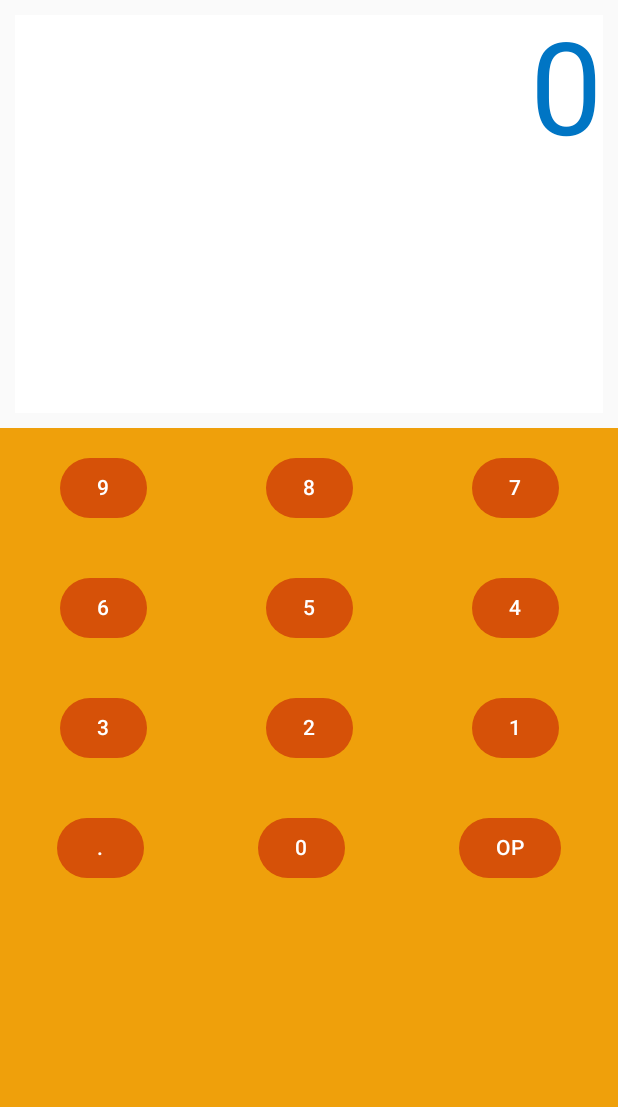
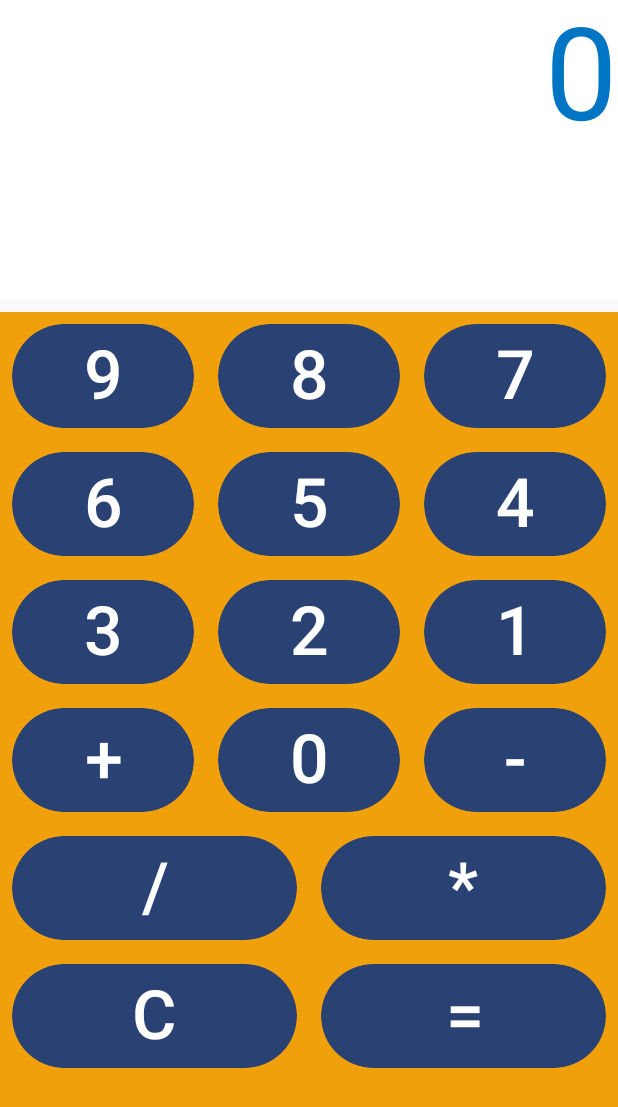
Before and after one commit to jessesmond3/Calculadora, an Android app built with Jetpack Compose: the screen it shows after launch (MainActivity), on a phone screen of 412 x 824 dp. Shown: the top 1107 px of the screen. Run offline under Robolectric (Android 15) with nearby library versions, the phone set to English and light mode, and no system bars.

Commit message:
[AGREGAR] los cambios

```diff
--- a/app/src/main/java/com/example/myapplication/MainActivity.kt
+++ b/app/src/main/java/com/example/myapplication/MainActivity.kt
@@ -5,88 +5,71 @@ import android.util.Log
 import androidx.activity.ComponentActivity
 import androidx.activity.compose.setContent
 import androidx.activity.enableEdgeToEdge
-import androidx.compose.foundation.Image
 import androidx.compose.foundation.background
-import androidx.compose.foundation.gestures.snapping.rememberSnapFlingBehavior
-import androidx.compose.foundation.layout.Arrangement
-import androidx.compose.foundation.layout.Column
-import androidx.compose.foundation.layout.Row
-import androidx.compose.foundation.layout.fillMaxHeight
-import androidx.compose.foundation.layout.fillMaxSize
-import androidx.compose.foundation.layout.fillMaxWidth
-import androidx.compose.foundation.layout.height
-import androidx.compose.foundation.layout.padding
-import androidx.compose.foundation.layout.size
-import androidx.compose.foundation.layout.width
+import androidx.compose.foundation.layout.*
+import androidx.compose.foundation.shape.CircleShape
 import androidx.compose.material3.Button
-import androidx.compose.material3.ButtonDefaults
-import androidx.compose.material3.Scaffold
 import androidx.compose.material3.Text
-import androidx.compose.runtime.Composable
-import androidx.compose.runtime.mutableStateOf
-import androidx.compose.runtime.remember
+import androidx.compose.runtime.*
 import androidx.compose.ui.Alignment
 import androidx.compose.ui.Modifier
-import androidx.compose.ui.focus.focusModifier
+import androidx.compose.ui.draw.clip
 import androidx.compose.ui.graphics.Color
-import androidx.compose.ui.graphics.painter.Painter
-import androidx.compose.ui.res.painterResource
 import androidx.compose.ui.text.style.TextAlign
 import androidx.compose.ui.tooling.preview.Preview
 import androidx.compose.ui.unit.dp
 import androidx.compose.ui.unit.sp
 import com.example.myapplication.ui.theme.MyApplicationTheme
-import com.example.myapplication.ui.theme.color_boton
 import com.example.myapplication.ui.theme.color_letra
 import com.example.myapplication.ui.theme.fondo_teclado
-import com.example.myapplication.ui.theme.fondo_teclado
-import javax.sql.RowSetWriter
 
 data class BotonModelo(
     val id: String,
     var numero: String,
     var operacion_aritmetica: OperacionesAritmeticas = OperacionesAritmeticas.Ninguna,
     var operacion_a_mostrar: String = ""
-) {}
+)
 
-enum class EstadosCalculadora{
+enum class EstadosCalculadora {
     CuandoEstaEnCero,
     AgregandoNumeros,
     SeleccionadoOperacion,
     MostrandoResultado
 }
 
-enum class OperacionesAritmeticas{
-    Ninguna, // Esta es la opcion por default y sirve para hacer nada
-    Suma,
-    Resta,
-    Multiplicacion,
-    Division,
-    Resultado
+enum class OperacionesAritmeticas {
+    Ninguna, Suma, Resta, Multiplicacion, Division, Resultado
 }
 
-var hileras_de_botones_a_dibujar = arrayOf(
-    arrayOf(
-        BotonModelo("boton_9", "9", OperacionesAritmeticas.Multiplicacion, "*"),
+var hileras_de_botones_a_dibujar = listOf(
+    listOf(
+        BotonModelo("boton_9", "9"),
         BotonModelo("boton_8", "8"),
-        BotonModelo("boton_7", "7", OperacionesAritmeticas.Division, "/"),
+        BotonModelo("boton_7", "7", OperacionesAritmeticas.Division, "/")
     ),
-    arrayOf(
+    listOf(
         BotonModelo("boton_6", "6"),
-        BotonModelo("boton_5", "5", OperacionesAritmeticas.Resultado, "="),
-        BotonModelo("boton_4", "4"),
+        BotonModelo("boton_5", "5"),
+        BotonModelo("boton_4", "4")
     ),
-    arrayOf(
-        BotonModelo("boton_3", "3", OperacionesAritmeticas.Suma, "+"),
+    listOf(
+        BotonModelo("boton_3", "3"),
         BotonModelo("boton_2", "2"),
-        BotonModelo("boton_1", "1", OperacionesAritmeticas.Resta, "-"),
+        BotonModelo("boton_1", "1")
     ),
-    arrayOf(
-        BotonModelo("boton_punto", "."),
-        BotonModelo("boton_0", "0"),
-        BotonModelo("boton_operacion", "OP"),
+    listOf(
+        BotonModelo("boton_+", "+", OperacionesAritmeticas.Suma, "+"),
+        BotonModelo("boton_-", "0", OperacionesAritmeticas.Resta, "*"),
+        BotonModelo("boton_=", "-", OperacionesAritmeticas.Multiplicacion, "-")
+    ),
+    listOf(
+        BotonModelo("boton_+", "/", OperacionesAritmeticas.Division, "+"),
+        BotonModelo("boton_=", "*", OperacionesAritmeticas.Resultado, "=")
+    ),
+    listOf(
+        BotonModelo("boton_+", "C", OperacionesAritmeticas.Division, "+"),
+        BotonModelo("boton_=", "=", OperacionesAritmeticas.Resultado, "=")
     )
-
 )
 
 class MainActivity : ComponentActivity() {
@@ -107,148 +90,102 @@ fun Calculadora() {
     var numero_anterior = remember { mutableStateOf("0") }
     var estado_de_la_calculadora = remember { mutableStateOf(EstadosCalculadora.CuandoEstaEnCero) }
     var operacion_seleccionada = remember { mutableStateOf(OperacionesAritmeticas.Ninguna) }
+    val buttonSpacing = 8.dp
 
-    fun pulsar_boton(boton: BotonModelo){
-        Log.v("BOTONES_INTERFAZ", "Se ha pulsado el boton ${boton.id} de la interfaz")
-        Log.v("OPERACION_SELECCIONADA", "La operacion seleccionada es ${operacion_seleccionada.value}")
+    fun realizarOperacion(): String {
+        val num1 = numero_anterior.value.toDoubleOrNull() ?: 0.0
+        val num2 = pantalla_calculadora.value.toDoubleOrNull() ?: 0.0
+        return when (operacion_seleccionada.value) {
+            OperacionesAritmeticas.Suma -> (num1 + num2).toString()
+            OperacionesAritmeticas.Resta -> (num1 - num2).toString()
+            OperacionesAritmeticas.Multiplicacion -> (num1 * num2).toString()
+            OperacionesAritmeticas.Division -> if (num2 != 0.0) (num1 / num2).toString() else "Error"
+            else -> pantalla_calculadora.value
+        }
+    }
 
-        when(estado_de_la_calculadora.value){
+    fun pulsar_boton(boton: BotonModelo) {
+        Log.v("BOTONES_INTERFAZ", "Se ha pulsado el boton ${boton.id}")
+
+        when (estado_de_la_calculadora.value) {
             EstadosCalculadora.CuandoEstaEnCero -> {
-                if(boton.id == "boton_0"){
-                    return
-                }
-                else if(boton.id == "boton_punto"){
-                    pantalla_calculadora.value = pantalla_calculadora.value + boton.numero
-                    return
-                }
-
-                pantalla_calculadora.value = boton.numero
+                pantalla_calculadora.value = if (boton.id == "boton_0") "0" else boton.numero
                 estado_de_la_calculadora.value = EstadosCalculadora.AgregandoNumeros
-
             }
 
             EstadosCalculadora.AgregandoNumeros -> {
-                if(boton.id == "boton_operacion"){
-                    estado_de_la_calculadora.value = EstadosCalculadora.SeleccionadoOperacion
-                    return
-                }
-
-                pantalla_calculadora.value = pantalla_calculadora.value + boton.numero
+                pantalla_calculadora.value += boton.numero
             }
 
             EstadosCalculadora.SeleccionadoOperacion -> {
-                if(     boton.operacion_aritmetica != OperacionesAritmeticas.Ninguna &&
+                if (boton.operacion_aritmetica != OperacionesAritmeticas.Ninguna &&
                     boton.operacion_aritmetica != OperacionesAritmeticas.Resultado
-                ){
+                ) {
                     operacion_seleccionada.value = boton.operacion_aritmetica
-                    estado_de_la_calculadora.value = EstadosCalculadora.CuandoEstaEnCero
-
                     numero_anterior.value = pantalla_calculadora.value
-
                     pantalla_calculadora.value = "0"
-                    return
                 }
-                // Aqui imprimimos el resultado
-                else if(boton.operacion_aritmetica == OperacionesAritmeticas.Resultado &&
-                    operacion_seleccionada.value != OperacionesAritmeticas.Ninguna){
-
-                    when(operacion_seleccionada.value){
-
-                        OperacionesAritmeticas.Suma -> {
-                            pantalla_calculadora.value = numero_anterior.value + "+" + pantalla_calculadora.value
-                        }
-                        OperacionesAritmeticas.Resta -> {
-                            pantalla_calculadora.value = numero_anterior.value + "-" + pantalla_calculadora.value
-                        }
-                        OperacionesAritmeticas.Multiplicacion -> {
-                            pantalla_calculadora.value = numero_anterior.value + "*" + pantalla_calculadora.value
-                        }
-                        OperacionesAritmeticas.Division -> {
-                            pantalla_calculadora.value = numero_anterior.value + "/" + pantalla_calculadora.value
-                        }
-
-                        else -> {}
-                    }
-
-
-                    estado_de_la_calculadora.value = EstadosCalculadora.MostrandoResultado
-                    return
-                }
-
-                estado_de_la_calculadora.value = EstadosCalculadora.AgregandoNumeros
             }
 
-
             EstadosCalculadora.MostrandoResultado -> {
-                numero_anterior.value  = ""
-
                 pantalla_calculadora.value = "0"
-
                 estado_de_la_calculadora.value = EstadosCalculadora.CuandoEstaEnCero
             }
         }
     }
 
-
-    Column(modifier = Modifier.fillMaxSize(),
-        verticalArrangement = Arrangement.Center,
-        horizontalAlignment = Alignment.CenterHorizontally) {
-        Text(text = "${pantalla_calculadora.value}", modifier = Modifier
-            .padding(10.dp)
-            .fillMaxWidth()
-            .fillMaxHeight(0.33f)
-            .background(color = Color.White)
-            .height(50.dp),
+    Column(
+        modifier = Modifier
+            .fillMaxSize(),
+        verticalArrangement = Arrangement.spacedBy(buttonSpacing), // Esto es correcto
+        horizontalAlignment = Alignment.CenterHorizontally // Se reemplaza por una alineación válida
+    ) {
+        Text(
+            text = pantalla_calculadora.value,
+            modifier = Modifier
+                .fillMaxWidth()
+                .background(Color.White)
+                .height(200.dp),
             textAlign = TextAlign.Right,
             color = color_letra,
             fontSize = 86.sp
         )
 
-        // Deberia jugar mas con el estilo de aqui
-        Column(modifier = Modifier
-            .fillMaxSize()
-            .background(fondo_teclado)) {
-            for(fila_de_botones in hileras_de_botones_a_dibujar){
-                Row(horizontalArrangement = Arrangement.SpaceAround,
-                    modifier = Modifier.fillMaxWidth()) {
-                    for(boton_a_dibujar in fila_de_botones){
-                        when(estado_de_la_calculadora.value){
-                            EstadosCalculadora.SeleccionadoOperacion -> {
-                                Boton(boton_a_dibujar.operacion_a_mostrar, alPulsar = {
-                                    pulsar_boton(boton_a_dibujar)
-                                })
-                            }
-                            else -> {
-                                Boton(boton_a_dibujar.numero, alPulsar = {
-                                    pulsar_boton(boton_a_dibujar)
-                                })
-                            }
+        Column(
+            modifier = Modifier
+                .fillMaxSize()
+                .background(fondo_teclado),
+            verticalArrangement = Arrangement.Top
+            ) {
+            hileras_de_botones_a_dibujar.forEach { fila_de_botones ->
+                Row(
+                    modifier = Modifier.fillMaxWidth(),
+                    horizontalArrangement = Arrangement.Center
+                    ) {
+                    fila_de_botones.forEach { boton_a_dibujar ->
+                        Boton(
+                            etiqueta = boton_a_dibujar.numero,
+                            modifier = Modifier
+                                .padding(8.dp)
+                                .weight(1f)
+                            )
+                        {
+                            pulsar_boton(boton_a_dibujar)
                         }
-
                     }
                 }
             }
         }
     }
-
-
 }
 
 @Composable
-fun Boton(etiqueta: String, alPulsar: () -> Unit = {}){
-    Button(onClick = alPulsar, modifier = Modifier
-        .padding(16.dp),
-        colors = ButtonDefaults.buttonColors(containerColor = color_boton),
-        fontSize = 80.sp) {
-
-        Text(
-            etiqueta, modifier = Modifier
-                .background( color = Color.Transparent),
-            textAlign = TextAlign.Center,
-            color = Color.White
-        )
+fun Boton(etiqueta: String, modifier: Modifier = Modifier, alPulsar: () -> Unit = {}) {
+    Button(onClick = { alPulsar() }, modifier = modifier.clip(CircleShape)) {
+        Text(text = etiqueta, fontSize = 45.sp, textAlign = TextAlign.Center, color = Color.White)
     }
 }
+
 
 /* NOTAS
     px:Píxeles: corresponde a los píxeles reales en la pantalla
```
